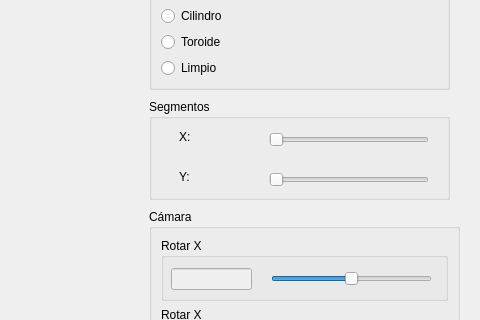
First picture: the form in mainwindow.ui, repository kioshiokamoto/Proyecto-final-CV, before the edit; both pictures show x 611 to 1091 and y 260 to 580 of the 1091 by 837 pixel window.
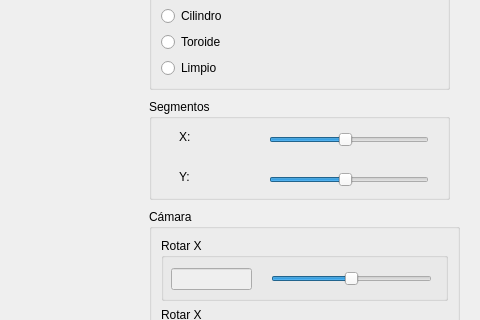
Second picture: the form after the edit.

Commit message: Solucion de X e Y

The edit to the form file:
```diff
--- a/mainwindow.ui
+++ b/mainwindow.ui
@@ -311,7 +311,7 @@
       </rect>
      </property>
      <property name="minimum">
-      <number>50</number>
+      <number>5</number>
      </property>
      <property name="maximum">
       <number>100</number>
@@ -336,7 +336,7 @@
       </rect>
      </property>
      <property name="minimum">
-      <number>50</number>
+      <number>5</number>
      </property>
      <property name="maximum">
       <number>100</number>
```
